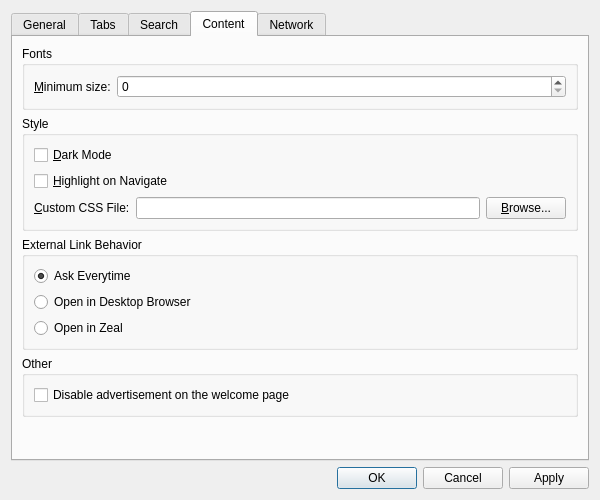
zealdocs/zeal, file src/libs/ui/settingsdialog.ui: the form before one commit.
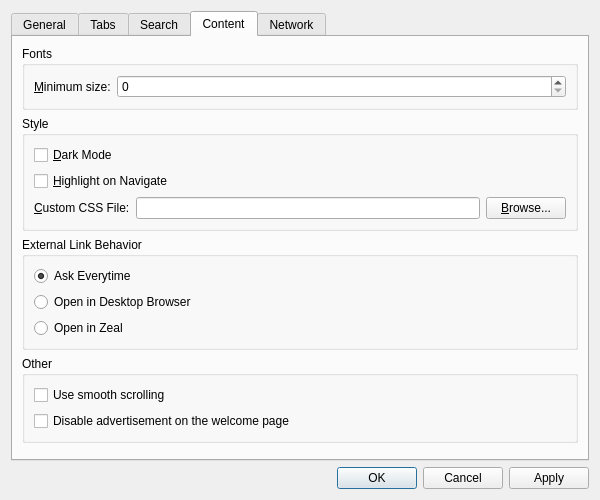
The form after the commit. The open tabs and pages were chosen to show the change. Custom widgets are drawn as their Qt base class.

Commit message: ui: Add option to enable smooth scrolling (fixes #789)

Patch:
```diff
--- a/src/libs/ui/settingsdialog.ui
+++ b/src/libs/ui/settingsdialog.ui
@@ -352,6 +352,13 @@
           <string>Other</string>
          </property>
          <layout class="QVBoxLayout" name="verticalLayout_5">
+          <item>
+           <widget class="QCheckBox" name="useSmoothScrollingCheckBox">
+            <property name="text">
+             <string>Use smooth scrolling</string>
+            </property>
+           </widget>
+          </item>
           <item>
            <widget class="QCheckBox" name="disableAdCheckBox">
             <property name="text">
```
The commit also changes 4 other files.
